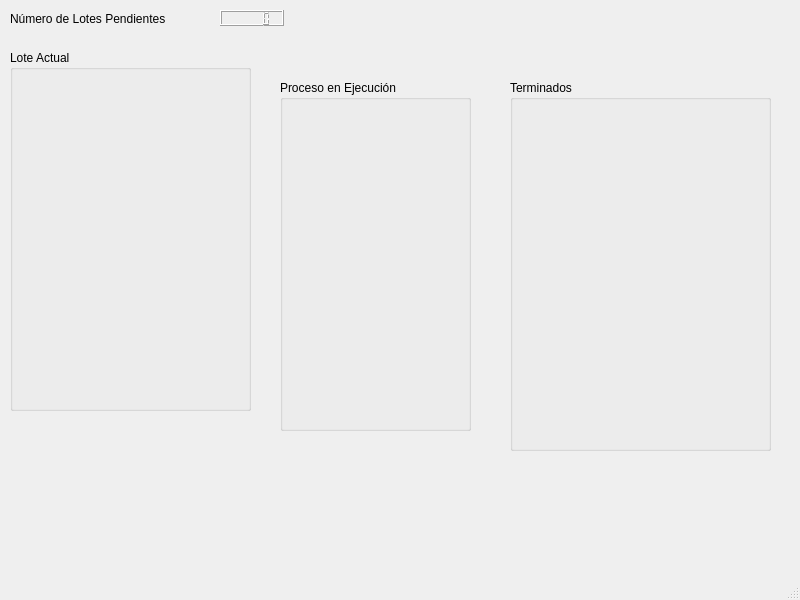
First picture: the form in ProcesamientoPorLotes/mainwindow.ui, repository EdPeReg/SimuladorArchivoPorLotes, before the edit.
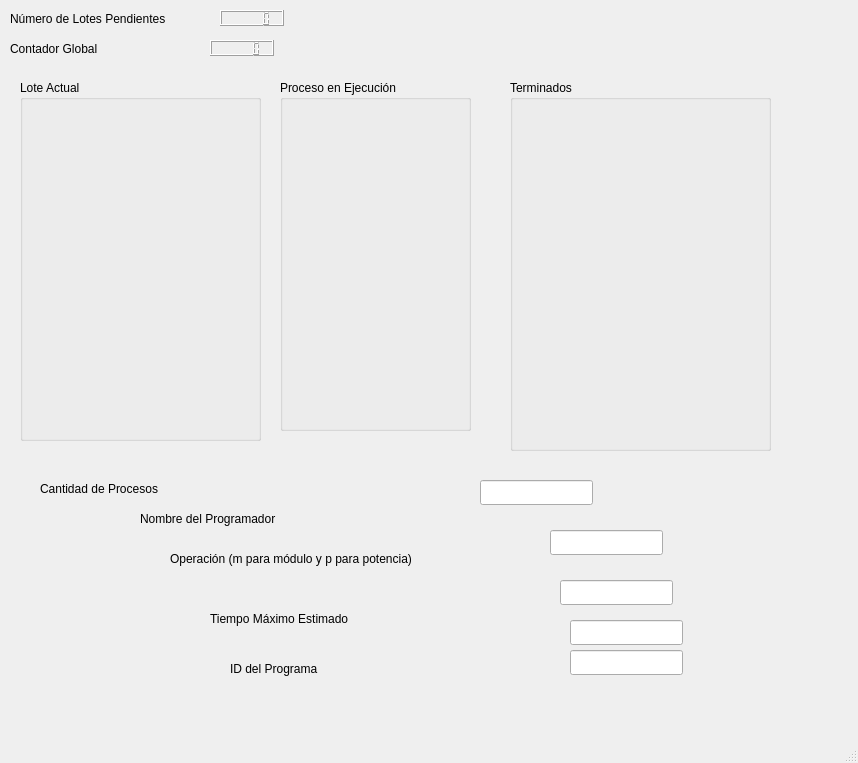
Second picture: the form after the edit.

Commit message: Widgets added (without layouts)

```diff
--- a/ProcesamientoPorLotes/mainwindow.ui
+++ b/ProcesamientoPorLotes/mainwindow.ui
@@ -6,8 +6,8 @@
    <rect>
     <x>0</x>
     <y>0</y>
-    <width>800</width>
-    <height>600</height>
+    <width>858</width>
+    <height>763</height>
    </rect>
   </property>
   <property name="windowTitle">
@@ -17,8 +17,8 @@
    <widget class="QGroupBox" name="groupBox">
     <property name="geometry">
      <rect>
-      <x>10</x>
-      <y>50</y>
+      <x>20</x>
+      <y>80</y>
       <width>241</width>
       <height>361</height>
      </rect>
@@ -76,6 +76,144 @@
      </rect>
     </property>
    </widget>
+   <widget class="QLabel" name="lbl_CantProceso">
+    <property name="geometry">
+     <rect>
+      <x>40</x>
+      <y>480</y>
+      <width>147</width>
+      <height>17</height>
+     </rect>
+    </property>
+    <property name="text">
+     <string>Cantidad de Procesos</string>
+    </property>
+   </widget>
+   <widget class="QLabel" name="lbl_NomProgr">
+    <property name="geometry">
+     <rect>
+      <x>140</x>
+      <y>510</y>
+      <width>175</width>
+      <height>17</height>
+     </rect>
+    </property>
+    <property name="text">
+     <string>Nombre del Programador</string>
+    </property>
+   </widget>
+   <widget class="QLabel" name="lbl_Operacion">
+    <property name="geometry">
+     <rect>
+      <x>170</x>
+      <y>550</y>
+      <width>306</width>
+      <height>17</height>
+     </rect>
+    </property>
+    <property name="text">
+     <string>Operación (m para módulo y p para potencia)</string>
+    </property>
+   </widget>
+   <widget class="QLabel" name="lbl_ID_Progr">
+    <property name="geometry">
+     <rect>
+      <x>230</x>
+      <y>660</y>
+      <width>110</width>
+      <height>17</height>
+     </rect>
+    </property>
+    <property name="text">
+     <string>ID del Programa</string>
+    </property>
+   </widget>
+   <widget class="QLabel" name="lbl_TME">
+    <property name="geometry">
+     <rect>
+      <x>210</x>
+      <y>610</y>
+      <width>176</width>
+      <height>17</height>
+     </rect>
+    </property>
+    <property name="text">
+     <string>Tiempo Máximo Estimado</string>
+    </property>
+   </widget>
+   <widget class="QLineEdit" name="ldt_CantProc">
+    <property name="geometry">
+     <rect>
+      <x>480</x>
+      <y>480</y>
+      <width>113</width>
+      <height>25</height>
+     </rect>
+    </property>
+   </widget>
+   <widget class="QLineEdit" name="ldt_NombProgr">
+    <property name="geometry">
+     <rect>
+      <x>550</x>
+      <y>530</y>
+      <width>113</width>
+      <height>25</height>
+     </rect>
+    </property>
+   </widget>
+   <widget class="QLineEdit" name="ldt_Operacion">
+    <property name="geometry">
+     <rect>
+      <x>560</x>
+      <y>580</y>
+      <width>113</width>
+      <height>25</height>
+     </rect>
+    </property>
+   </widget>
+   <widget class="QLineEdit" name="ldt_TME">
+    <property name="geometry">
+     <rect>
+      <x>570</x>
+      <y>620</y>
+      <width>113</width>
+      <height>25</height>
+     </rect>
+    </property>
+   </widget>
+   <widget class="QLineEdit" name="ldt_ID_Progr">
+    <property name="geometry">
+     <rect>
+      <x>570</x>
+      <y>650</y>
+      <width>113</width>
+      <height>25</height>
+     </rect>
+    </property>
+   </widget>
+   <widget class="QLabel" name="lbl_ContGlobal">
+    <property name="geometry">
+     <rect>
+      <x>10</x>
+      <y>40</y>
+      <width>112</width>
+      <height>17</height>
+     </rect>
+    </property>
+    <property name="text">
+     <string>Contador Global</string>
+    </property>
+   </widget>
+   <widget class="QLCDNumber" name="lcd_ContGlobal">
+    <property name="geometry">
+     <rect>
+      <x>210</x>
+      <y>40</y>
+      <width>64</width>
+      <height>16</height>
+     </rect>
+    </property>
+   </widget>
   </widget>
   <widget class="QMenuBar" name="menubar">
    <property name="geometry">
```
Left out of the diff: 12 changed lines with no effect on the pictures.
